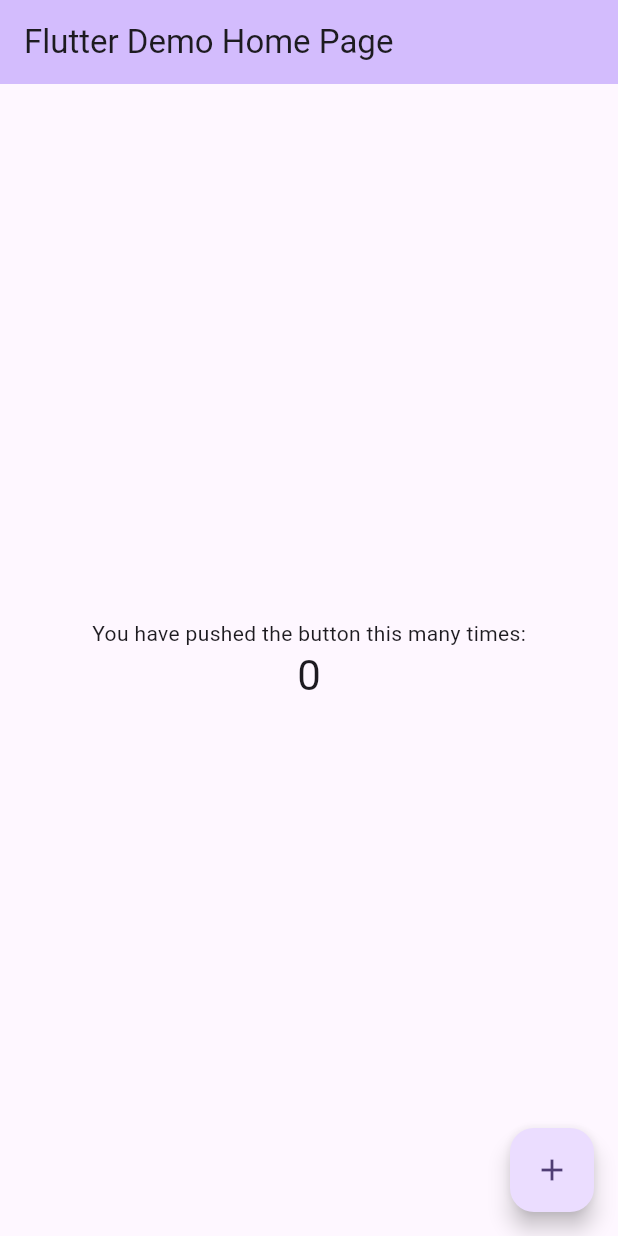
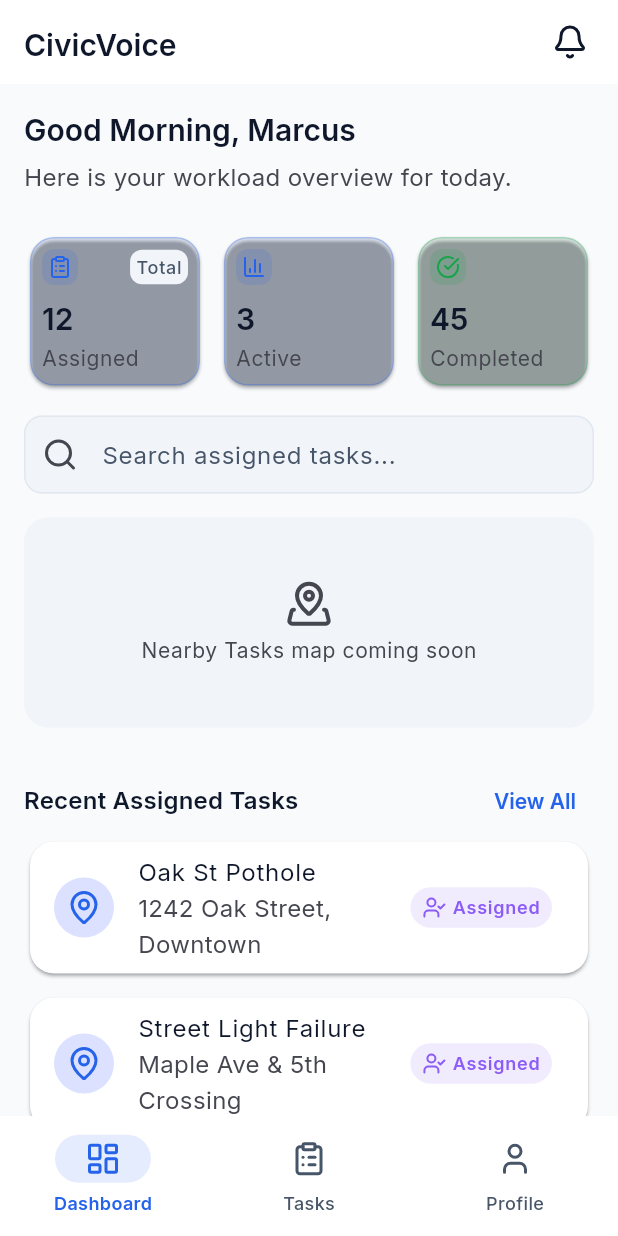
Before and after one commit to khakho3/civic_voice, a Flutter app: the screen it shows after launch, on a phone screen of 412 x 824 dp. Run offline on Flutter 3.47's test engine with Material 3 defaults, Android fonts, the phone set to English and light mode, and no system bars; our stand-ins replace google_fonts, lucide_icons_flutter.

Commit message:
feat(maintenance): implement MNT-001 dashboard screen with all states

```diff
--- /dev/null
+++ b/lib/features/maintenance/screens/dashboard_screen.dart
@@ -0,0 +1,492 @@
+import 'package:flutter/material.dart';
+import 'package:civic_voice/core/theme/app_theme.dart';
+
+/// MNT-001 — Maintenance Team Dashboard.
+///
+/// Implements all AppScreenState variants approved in the Figma review:
+/// success, loading, empty, error, offline, permission, disabled.
+class DashboardScreen extends StatefulWidget {
+  const DashboardScreen({super.key});
+
+  @override
+  State<DashboardScreen> createState() => _DashboardScreenState();
+}
+
+class _DashboardScreenState extends State<DashboardScreen> {
+  AppScreenState _state = AppScreenState.success;
+
+  final int assignedCount = 12;
+  final int activeCount = 3;
+  final int completedCount = 45;
+  final List<_TaskPreview> recentTasks = const [
+    _TaskPreview(
+      title: 'Oak St Pothole',
+      location: '1242 Oak Street, Downtown',
+      icon: AppIcons.location,
+    ),
+    _TaskPreview(
+      title: 'Street Light Failure',
+      location: 'Maple Ave & 5th Crossing',
+      icon: AppIcons.location,
+    ),
+    _TaskPreview(
+      title: 'Hydrant Maintenance',
+      location: 'West Park Perimeter',
+      icon: AppIcons.location,
+    ),
+  ];
+
+  @override
+  Widget build(BuildContext context) {
+    return Scaffold(
+      appBar: AppBar(
+        title: const Text('CivicVoice'),
+        actions: [
+          IconButton(
+            icon: const Icon(AppIcons.notifications),
+            tooltip: 'Notifications',
+            onPressed: () {},
+          ),
+          const SizedBox(width: AppSpacing.sm),
+        ],
+      ),
+      body: SafeArea(child: _buildBody(context)),
+      bottomNavigationBar: NavigationBar(
+        selectedIndex: 0,
+        destinations: const [
+          NavigationDestination(icon: Icon(AppIcons.dashboard), label: 'Dashboard'),
+          NavigationDestination(icon: Icon(AppIcons.task), label: 'Tasks'),
+          NavigationDestination(icon: Icon(AppIcons.profile), label: 'Profile'),
+        ],
+        onDestinationSelected: (_) {},
+      ),
+    );
+  }
+
+  Widget _buildBody(BuildContext context) {
+    switch (_state) {
+      case AppScreenState.loading:
+        return const _LoadingView();
+      case AppScreenState.empty:
+        return _EmptyView(onRefresh: () => setState(() => _state = AppScreenState.success));
+      case AppScreenState.error:
+        return _ErrorView(onRetry: () => setState(() => _state = AppScreenState.success));
+      case AppScreenState.offline:
+        return _OfflineView(onRetry: () => setState(() => _state = AppScreenState.success));
+      case AppScreenState.permission:
+        return const _PermissionView();
+      case AppScreenState.disabled:
+      case AppScreenState.success:
+        return _DashboardContent(
+          assignedCount: assignedCount,
+          activeCount: activeCount,
+          completedCount: completedCount,
+          recentTasks: recentTasks,
+          disabled: _state == AppScreenState.disabled,
+        );
+    }
+  }
+}
+
+/// Success state — the real dashboard content.
+class _DashboardContent extends StatelessWidget {
+  const _DashboardContent({
+    required this.assignedCount,
+    required this.activeCount,
+    required this.completedCount,
+    required this.recentTasks,
+    required this.disabled,
+  });
+
+  final int assignedCount;
+  final int activeCount;
+  final int completedCount;
+  final List<_TaskPreview> recentTasks;
+  final bool disabled;
+
+  @override
+  Widget build(BuildContext context) {
+    final textTheme = Theme.of(context).textTheme;
+    final colorScheme = Theme.of(context).colorScheme;
+    final semantic = Theme.of(context).extension<AppSemanticColors>()!;
+
+    return SingleChildScrollView(
+      padding: const EdgeInsets.all(AppSpacing.md),
+      child: Opacity(
+        opacity: disabled ? 0.5 : 1.0,
+        child: IgnorePointer(
+          ignoring: disabled,
+          child: Column(
+            crossAxisAlignment: CrossAxisAlignment.start,
+            children: [
+              Text('Good Morning, Marcus', style: textTheme.headlineSmall),
+              const SizedBox(height: AppSpacing.xs),
+              Text(
+                'Here is your workload overview for today.',
+                style: textTheme.bodyMedium?.copyWith(color: colorScheme.onSurfaceVariant),
+              ),
+              const SizedBox(height: AppSpacing.lg),
+
+              // Stat cards row.
+              Row(
+                crossAxisAlignment: CrossAxisAlignment.start,
+                children: [
+                  Expanded(
+                    child: _StatCard(
+                      icon: AppIcons.task,
+                      label: 'Assigned',
+                      value: '$assignedCount',
+                      accentColor: colorScheme.primary,
+                      tag: 'Total',
+                    ),
+                  ),
+                  const SizedBox(width: AppSpacing.sm),
+                  Expanded(
+                    child: _StatCard(
+                      icon: AppIcons.analytics,
+                      label: 'Active',
+                      value: '$activeCount',
+                      accentColor: colorScheme.primary,
+                    ),
+                  ),
+                  const SizedBox(width: AppSpacing.sm),
+                  Expanded(
+                    child: _StatCard(
+                      icon: AppIcons.statusResolved,
+                      label: 'Completed',
+                      value: '$completedCount',
+                      accentColor: semantic.success,
+                    ),
+                  ),
+                ],
+              ),
+              const SizedBox(height: AppSpacing.md),
+
+              // Search bar — themed InputDecorationTheme, no manual styling.
+              TextField(
+                decoration: InputDecoration(
+                  hintText: 'Search assigned tasks...',
+                  prefixIcon: const Icon(AppIcons.search),
+                  border: OutlineInputBorder(
+                    borderRadius: AppComponentRadius.inputField,
+                    borderSide: BorderSide.none,
+                  ),
+                ),
+              ),
+              const SizedBox(height: AppSpacing.md),
+
+              // Map placeholder — real Google Maps integration is a
+              // separate follow-up task (API key + google_maps_flutter).
+              _MapPlaceholder(),
+              const SizedBox(height: AppSpacing.lg),
+
+              Row(
+                mainAxisAlignment: MainAxisAlignment.spaceBetween,
+                children: [
+                  Text('Recent Assigned Tasks', style: textTheme.titleMedium),
+                  TextButton(onPressed: () {}, child: const Text('View All')),
+                ],
+              ),
+              ...recentTasks.map(
+                (task) => Padding(
+                  padding: const EdgeInsets.only(bottom: AppSpacing.sm),
+                  child: _TaskListTile(task: task),
+                ),
+              ),
+            ],
+          ),
+        ),
+      ),
+    );
+  }
+}
+
+class _StatCard extends StatelessWidget {
+  const _StatCard({
+    required this.icon,
+    required this.label,
+    required this.value,
+    required this.accentColor,
+    this.tag,
+  });
+
+  final IconData icon;
+  final String label;
+  final String value;
+  final Color accentColor;
+  final String? tag;
+
+  @override
+  Widget build(BuildContext context) {
+    final textTheme = Theme.of(context).textTheme;
+    final colorScheme = Theme.of(context).colorScheme;
+
+    return Card(
+      shape: RoundedRectangleBorder(
+        borderRadius: AppComponentRadius.card,
+        side: BorderSide(color: accentColor.withValues(alpha: 0.3)),
+      ),
+      color: accentColor.withValues(alpha: 0.06),
+      child: Padding(
+        padding: const EdgeInsets.all(AppSpacing.sm),
+        child: Column(
+          crossAxisAlignment: CrossAxisAlignment.start,
+          children: [
+            Row(
+              mainAxisAlignment: MainAxisAlignment.spaceBetween,
+              children: [
+                Container(
+                  padding: const EdgeInsets.all(AppSpacing.xs),
+                  decoration: BoxDecoration(
+                    color: accentColor.withValues(alpha: 0.15),
+                    borderRadius: AppRadius.allXs,
+                  ),
+                  child: Icon(icon, size: AppIconSize.sm, color: accentColor),
+                ),
+                if (tag != null)
+                  Container(
+                    padding: const EdgeInsets.symmetric(
+                      horizontal: AppSpacing.xs,
+                      vertical: 2,
+                    ),
+                    decoration: BoxDecoration(
+                      color: colorScheme.surfaceContainerLow,
+                      borderRadius: AppRadius.allXs,
+                    ),
+                    child: Text(tag!, style: textTheme.labelSmall),
+                  ),
+              ],
+            ),
+            const SizedBox(height: AppSpacing.sm),
+            Text(value, style: textTheme.headlineSmall),
+            Text(
+              label,
+              maxLines: 1,
+              overflow: TextOverflow.ellipsis,
+              style: textTheme.bodySmall?.copyWith(color: colorScheme.onSurfaceVariant),
+            ),
+          ],
+        ),
+      ),
+    );
+  }
+}
+
+/// Placeholder for the live map — layout-accurate, not yet wired to
+/// google_maps_flutter. Follow-up task, not a redesign of the approved screen.
+class _MapPlaceholder extends StatelessWidget {
+  @override
+  Widget build(BuildContext context) {
+    final colorScheme = Theme.of(context).colorScheme;
+    return Container(
+      height: 140,
+      width: double.infinity,
+      decoration: BoxDecoration(
+        color: colorScheme.surfaceContainerLow,
+        borderRadius: AppComponentRadius.card,
+      ),
+      child: Column(
+        mainAxisAlignment: MainAxisAlignment.center,
+        children: [
+          Icon(AppIcons.pinned, size: AppIconSize.lg, color: colorScheme.onSurfaceVariant),
+          const SizedBox(height: AppSpacing.xs),
+          Text(
+            'Nearby Tasks map coming soon',
+            style: Theme.of(context).textTheme.bodySmall?.copyWith(
+                  color: colorScheme.onSurfaceVariant,
+                ),
+          ),
+        ],
+      ),
+    );
+  }
+}
+
+class _TaskListTile extends StatelessWidget {
+  const _TaskListTile({required this.task});
+
+  final _TaskPreview task;
+
+  @override
+  Widget build(BuildContext context) {
+    final colorScheme = Theme.of(context).colorScheme;
+    return Card(
+      child: ListTile(
+        leading: CircleAvatar(
+          backgroundColor: colorScheme.primaryContainer,
+          child: Icon(task.icon, color: colorScheme.primary),
+        ),
+        title: Text(task.title),
+        subtitle: Text(task.location),
+        trailing: const _StatusBadge(label: 'Assigned', color: AppColors.statusAssigned),
+      ),
+    );
+  }
+}
+
+/// Composed manually per DESIGN_SYSTEM.md — Status Badge is "Tokens only".
+class _StatusBadge extends StatelessWidget {
+  const _StatusBadge({required this.label, required this.color});
+
+  final String label;
+  final Color color;
+
+  @override
+  Widget build(BuildContext context) {
+    return Container(
+      padding: const EdgeInsets.symmetric(horizontal: AppSpacing.sm, vertical: AppSpacing.xs),
+      decoration: BoxDecoration(
+        color: color.withValues(alpha: 0.12),
+        borderRadius: BorderRadius.circular(AppRadius.xl),
+      ),
+      child: Row(
+        mainAxisSize: MainAxisSize.min,
+        children: [
+          Icon(AppIcons.statusAssigned, size: AppIconSize.sm, color: color),
+          const SizedBox(width: AppSpacing.xs),
+          Text(label, style: Theme.of(context).textTheme.labelMedium?.copyWith(color: color)),
+        ],
+      ),
+    );
+  }
+}
+
+class _LoadingView extends StatelessWidget {
+  const _LoadingView();
+  @override
+  Widget build(BuildContext context) => const Center(child: CircularProgressIndicator());
+}
+
+class _EmptyView extends StatelessWidget {
+  const _EmptyView({required this.onRefresh});
+  final VoidCallback onRefresh;
+
+  @override
+  Widget build(BuildContext context) {
+    final colorScheme = Theme.of(context).colorScheme;
+    return Center(
+      child: Padding(
+        padding: const EdgeInsets.all(AppSpacing.lg),
+        child: Column(
+          mainAxisSize: MainAxisSize.min,
+          children: [
+            Icon(AppIcons.empty, size: AppIconSize.xl, color: colorScheme.onSurfaceVariant),
+            const SizedBox(height: AppSpacing.md),
+            Text('No assigned work yet', style: Theme.of(context).textTheme.titleMedium),
+            const SizedBox(height: AppSpacing.xs),
+            Text(
+              'Assigned tasks will appear here after dispatch updates your queue.',
+              textAlign: TextAlign.center,
+              style: Theme.of(context).textTheme.bodyMedium?.copyWith(color: colorScheme.onSurfaceVariant),
+            ),
+            const SizedBox(height: AppSpacing.lg),
+            FilledButton(onPressed: onRefresh, child: const Text('Retry')),
+          ],
+        ),
+      ),
+    );
+  }
+}
+
+class _ErrorView extends StatelessWidget {
+  const _ErrorView({required this.onRetry});
+  final VoidCallback onRetry;
+
+  @override
+  Widget build(BuildContext context) {
+    final semantic = Theme.of(context).extension<AppSemanticColors>()!;
+    return Center(
+      child: Padding(
+        padding: const EdgeInsets.all(AppSpacing.lg),
+        child: Column(
+          mainAxisSize: MainAxisSize.min,
+          children: [
+            Icon(AppIcons.error, size: AppIconSize.xl, color: semantic.error),
+            const SizedBox(height: AppSpacing.md),
+            Text('Unable to load dashboard', style: Theme.of(context).textTheme.titleMedium),
+            const SizedBox(height: AppSpacing.xs),
+            Text(
+              'Try again without changing your maintenance assignments.',
+              textAlign: TextAlign.center,
+              style: Theme.of(context).textTheme.bodyMedium?.copyWith(
+                    color: Theme.of(context).colorScheme.onSurfaceVariant,
+                  ),
+            ),
+            const SizedBox(height: AppSpacing.lg),
+            FilledButton(
+              style: FilledButton.styleFrom(backgroundColor: semantic.error),
+              onPressed: onRetry,
+              child: const Text('Retry'),
+            ),
+          ],
+        ),
+      ),
+    );
+  }
+}
+
+class _OfflineView extends StatelessWidget {
+  const _OfflineView({required this.onRetry});
+  final VoidCallback onRetry;
+
+  @override
+  Widget build(BuildContext context) {
+    final colorScheme = Theme.of(context).colorScheme;
+    return Center(
+      child: Padding(
+        padding: const EdgeInsets.all(AppSpacing.lg),
+        child: Column(
+          mainAxisSize: MainAxisSize.min,
+          children: [
+            Icon(AppIcons.offline, size: AppIconSize.xl, color: colorScheme.onSurfaceVariant),
+            const SizedBox(height: AppSpacing.md),
+            Text('Offline', style: Theme.of(context).textTheme.titleMedium),
+            const SizedBox(height: AppSpacing.xs),
+            Text(
+              'Assigned tasks will sync once you reconnect.',
+              textAlign: TextAlign.center,
+              style: Theme.of(context).textTheme.bodyMedium?.copyWith(color: colorScheme.onSurfaceVariant),
+            ),
+            const SizedBox(height: AppSpacing.lg),
+            FilledButton(onPressed: onRetry, child: const Text('Retry')),
+          ],
+        ),
+      ),
+    );
+  }
+}
+
+class _PermissionView extends StatelessWidget {
+  const _PermissionView();
+
+  @override
+  Widget build(BuildContext context) {
+    final colorScheme = Theme.of(context).colorScheme;
+    return Center(
+      child: Padding(
+        padding: const EdgeInsets.all(AppSpacing.lg),
+        child: Column(
+          mainAxisSize: MainAxisSize.min,
+          children: [
+            Icon(AppIcons.permissionDenied, size: AppIconSize.xl, color: colorScheme.onSurfaceVariant),
+            const SizedBox(height: AppSpacing.md),
+            Text('Permission required', style: Theme.of(context).textTheme.titleMedium),
+            const SizedBox(height: AppSpacing.xs),
+            Text(
+              'Sign in with your maintenance credentials to view assigned work.',
+              textAlign: TextAlign.center,
+              style: Theme.of(context).textTheme.bodyMedium?.copyWith(color: colorScheme.onSurfaceVariant),
+            ),
+          ],
+        ),
+      ),
+    );
+  }
+}
+
+class _TaskPreview {
+  const _TaskPreview({required this.title, required this.location, required this.icon});
+  final String title;
+  final String location;
+  final IconData icon;
+}
--- a/lib/main.dart
+++ b/lib/main.dart
@@ -1,122 +1,23 @@
 import 'package:flutter/material.dart';
+import 'package:civic_voice/core/theme/app_theme.dart';
+import 'package:civic_voice/features/maintenance/screens/dashboard_screen.dart';
 
 void main() {
-  runApp(const MyApp());
+  runApp(const CivicVoiceApp());
 }
 
-class MyApp extends StatelessWidget {
-  const MyApp({super.key});
+class CivicVoiceApp extends StatelessWidget {
+  const CivicVoiceApp({super.key});
 
-  // This widget is the root of your application.
   @override
   Widget build(BuildContext context) {
     return MaterialApp(
-      title: 'Flutter Demo',
-      theme: ThemeData(
-        // This is the theme of your application.
-        //
-        // TRY THIS: Try running your application with "flutter run". You'll see
-        // the application has a purple toolbar. Then, without quitting the app,
-        // try changing the seedColor in the colorScheme below to Colors.green
-        // and then invoke "hot reload" (save your changes or press the "hot
-        // reload" button in a Flutter-supported IDE, or press "r" if you used
-        // the command line to start the app).
-        //
-        // Notice that the counter didn't reset back to zero; the application
-        // state is not lost during the reload. To reset the state, use hot
-        // restart instead.
-        //
-        // This works for code too, not just values: Most code changes can be
-        // tested with just a hot reload.
-        colorScheme: .fromSeed(seedColor: Colors.deepPurple),
-      ),
-      home: const MyHomePage(title: 'Flutter Demo Home Page'),
+      title: 'CivicVoice',
+      debugShowCheckedModeBanner: false,
+      theme: AppTheme.light,
+      darkTheme: AppTheme.dark,
+      themeMode: AppTheme.themeMode,
+      home: const DashboardScreen(),
     );
   }
 }
-
-class MyHomePage extends StatefulWidget {
-  const MyHomePage({super.key, required this.title});
-
-  // This widget is the home page of your application. It is stateful, meaning
-  // that it has a State object (defined below) that contains fields that affect
-  // how it looks.
-
-  // This class is the configuration for the state. It holds the values (in this
-  // case the title) provided by the parent (in this case the App widget) and
-  // used by the build method of the State. Fields in a Widget subclass are
-  // always marked "final".
-
-  final String title;
-
-  @override
-  State<MyHomePage> createState() => _MyHomePageState();
-}
-
-class _MyHomePageState extends State<MyHomePage> {
-  int _counter = 0;
-
-  void _incrementCounter() {
-    setState(() {
-      // This call to setState tells the Flutter framework that something has
-      // changed in this State, which causes it to rerun the build method below
-      // so that the display can reflect the updated values. If we changed
-      // _counter without calling setState(), then the build method would not be
-      // called again, and so nothing would appear to happen.
-      _counter++;
-    });
-  }
-
-  @override
-  Widget build(BuildContext context) {
-    // This method is rerun every time setState is called, for instance as done
-    // by the _incrementCounter method above.
-    //
-    // The Flutter framework has been optimized to make rerunning build methods
-    // fast, so that you can just rebuild anything that needs updating rather
-    // than having to individually change instances of widgets.
-    return Scaffold(
-      appBar: AppBar(
-        // TRY THIS: Try changing the color here to a specific color (to
-        // Colors.amber, perhaps?) and trigger a hot reload to see the AppBar
-        // change color while the other colors stay the same.
-        backgroundColor: Theme.of(context).colorScheme.inversePrimary,
-        // Here we take the value from the MyHomePage object that was created by
-        // the App.build method, and use it to set our appbar title.
-        title: Text(widget.title),
-      ),
-      body: Center(
-        // Center is a layout widget. It takes a single child and positions it
-        // in the middle of the parent.
-        child: Column(
-          // Column is also a layout widget. It takes a list of children and
-          // arranges them vertically. By default, it sizes itself to fit its
-          // children horizontally, and tries to be as tall as its parent.
-          //
-          // Column has various properties to control how it sizes itself and
-          // how it positions its children. Here we use mainAxisAlignment to
-          // center the children vertically; the main axis here is the vertical
-          // axis because Columns are vertical (the cross axis would be
-          // horizontal).
-          //
-          // TRY THIS: Invoke "debug painting" (choose the "Toggle Debug Paint"
-          // action in the IDE, or press "p" in the console), to see the
-          // wireframe for each widget.
-          mainAxisAlignment: .center,
-          children: [
-            const Text('You have pushed the button this many times:'),
-            Text(
-              '$_counter',
-              style: Theme.of(context).textTheme.headlineMedium,
-            ),
-          ],
-        ),
-      ),
-      floatingActionButton: FloatingActionButton(
-        onPressed: _incrementCounter,
-        tooltip: 'Increment',
-        child: const Icon(Icons.add),
-      ),
-    );
-  }
-}
```
